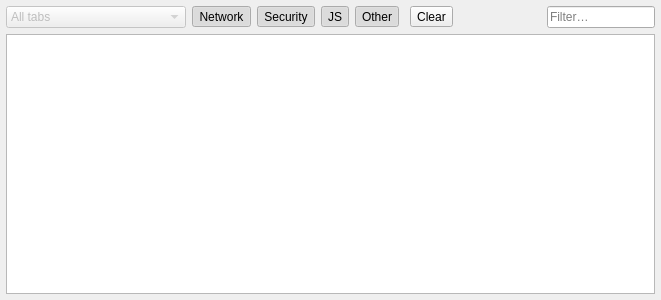
The window that src/ui/ConsoleWidget.ui (OtterBrowser/otter-browser) describes before a commit, drawn with Qt 5.
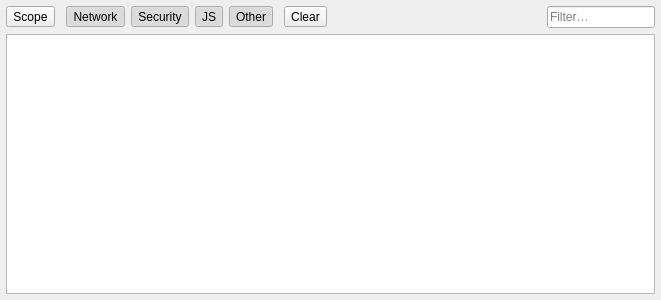
The same window after the commit.

Commit message: Allow to narrow visible logs to just current tab

What changed in the file:
```diff
--- a/src/ui/ConsoleWidget.ui
+++ b/src/ui/ConsoleWidget.ui
@@ -26,27 +26,34 @@
    <item>
     <layout class="QHBoxLayout" name="horizontalLayout">
      <item>
-      <widget class="QComboBox" name="scopeComboBox">
-       <property name="enabled">
-        <bool>false</bool>
+      <widget class="QToolButton" name="scopeButton">
+       <property name="text">
+        <string>Scope</string>
        </property>
-       <item>
-        <property name="text">
-         <string>All tabs</string>
-        </property>
-       </item>
-       <item>
-        <property name="text">
-         <string>Current tab only</string>
-        </property>
-       </item>
-       <item>
-        <property name="text">
-         <string>Current tab and unspecified</string>
-        </property>
-       </item>
+       <property name="popupMode">
+        <enum>QToolButton::InstantPopup</enum>
+       </property>
+       <property name="toolButtonStyle">
+        <enum>Qt::ToolButtonTextBesideIcon</enum>
+       </property>
       </widget>
      </item>
+     <item>
+      <spacer name="shortSpacer1">
+       <property name="orientation">
+        <enum>Qt::Horizontal</enum>
+       </property>
+       <property name="sizeType">
+        <enum>QSizePolicy::Fixed</enum>
+       </property>
+       <property name="sizeHint" stdset="0">
+        <size>
+         <width>5</width>
+         <height>0</height>
+        </size>
+       </property>
+      </spacer>
+     </item>
      <item>
       <widget class="QToolButton" name="networkButton">
        <property name="text">
@@ -58,6 +65,9 @@
        <property name="checked">
         <bool>true</bool>
        </property>
+       <property name="toolButtonStyle">
+        <enum>Qt::ToolButtonTextBesideIcon</enum>
+       </property>
       </widget>
      </item>
      <item>
@@ -71,6 +81,9 @@
        <property name="checked">
         <bool>true</bool>
        </property>
+       <property name="toolButtonStyle">
+        <enum>Qt::ToolButtonTextBesideIcon</enum>
+       </property>
       </widget>
      </item>
      <item>
@@ -84,6 +97,9 @@
        <property name="checked">
         <bool>true</bool>
        </property>
+       <property name="toolButtonStyle">
+        <enum>Qt::ToolButtonTextBesideIcon</enum>
+       </property>
       </widget>
      </item>
      <item>
@@ -97,6 +113,9 @@
        <property name="checked">
         <bool>true</bool>
        </property>
+       <property name="toolButtonStyle">
+        <enum>Qt::ToolButtonTextBesideIcon</enum>
+       </property>
       </widget>
      </item>
      <item>
@@ -110,7 +129,7 @@
        <property name="sizeHint" stdset="0">
         <size>
          <width>5</width>
-         <height>20</height>
+         <height>0</height>
         </size>
        </property>
       </spacer>
@@ -120,6 +139,9 @@
        <property name="text">
         <string>Clear</string>
        </property>
+       <property name="toolButtonStyle">
+        <enum>Qt::ToolButtonTextOnly</enum>
+       </property>
       </widget>
      </item>
      <item>
```
Left out of the diff: 2 changed lines with no effect on the pictures. The commit also changes 3 other files.
